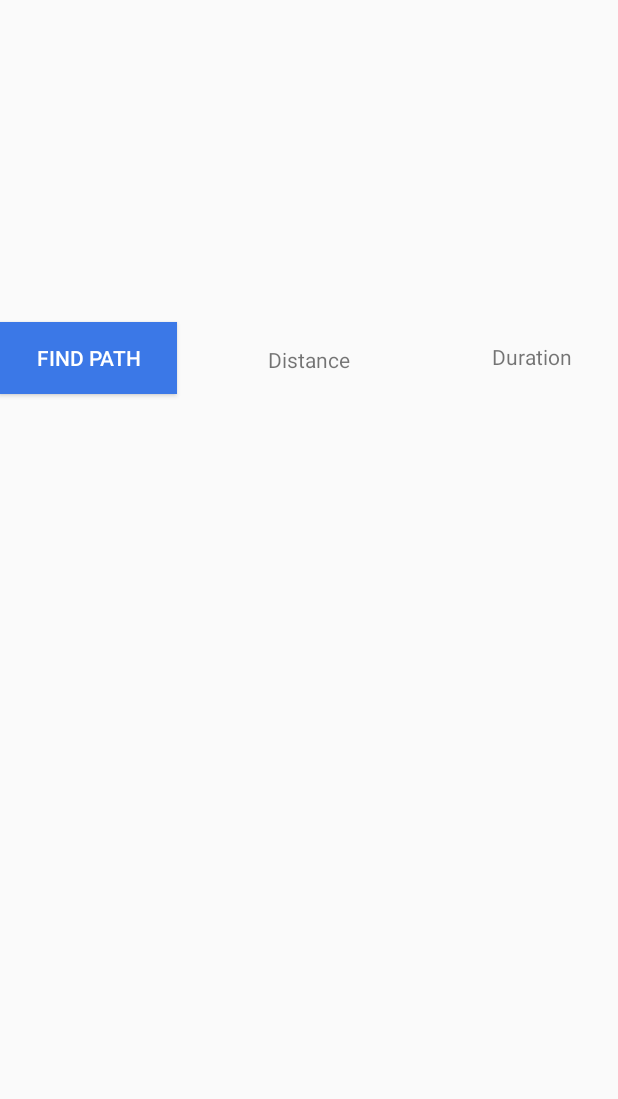
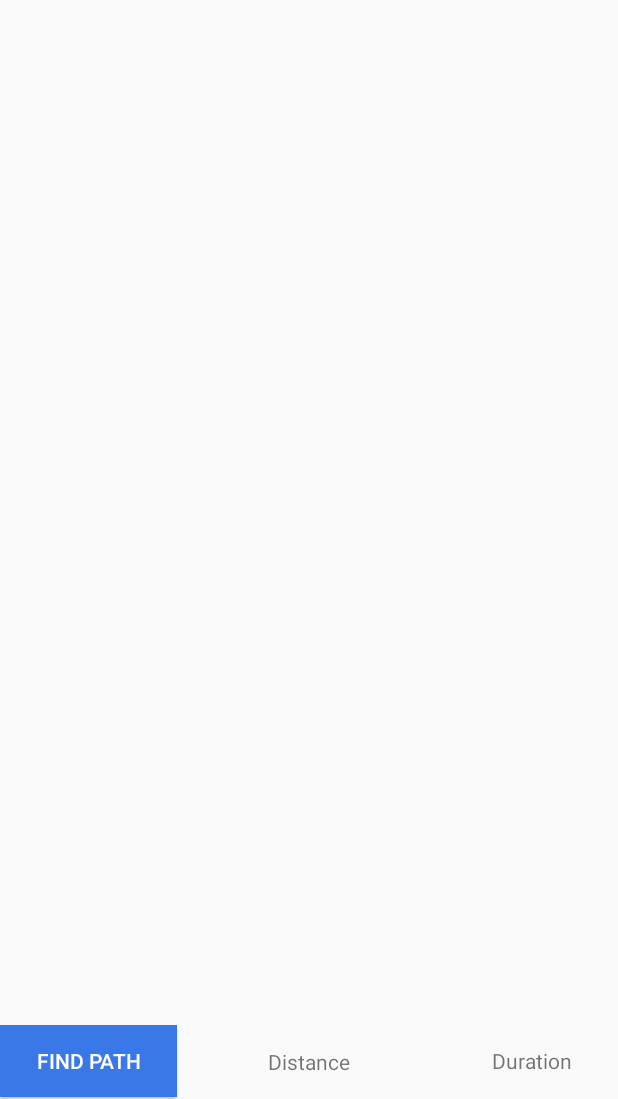
Before and after one commit to JeffDropsIT/AfroTurf, an Android app: the HomeActivity screen opened directly, with no data from a screen before it, on a phone screen of 412 x 824 dp, the part 137-1236 px from its top. Run offline under Robolectric (Android 15) with nearby library versions, the phone set to English and light mode, and no system bars; our stand-ins replace Firebase (no records; nobody signed in at launch, a user with empty details on screens opened directly); libraries missing offline, so code that uses them is left out: com.google.maps.android.

Commit message:
user story two

```diff
--- a/app/build.gradle
+++ b/app/build.gradle
@@ -37,6 +37,7 @@ dependencies {
     implementation 'com.android.support:multidex:1.0.3'
     compile 'com.google.maps.android:android-maps-utils:0.5+'
     compile 'com.google.maps:google-maps-services:0.1.20'
+    implementation 'com.android.support:cardview-v7:27.1.1'
 }
 
 apply plugin: 'com.google.gms.google-services'
--- a/app/src/main/AndroidManifest.xml
+++ b/app/src/main/AndroidManifest.xml
@@ -37,6 +37,7 @@
                 <category android:name="android.intent.category.LAUNCHER" />
             </intent-filter>
         </activity>
+
     </application>
 
 </manifest>
--- /dev/null
+++ b/app/src/main/java/com/example/a21__void/afroturf/OnMapAndViewReadyListener.java
@@ -0,0 +1,78 @@
+package com.example.a21__void.afroturf;
+
+import android.annotation.SuppressLint;
+import android.os.Build;
+import android.view.View;
+import android.view.ViewTreeObserver;
+
+import com.google.android.gms.maps.GoogleMap;
+import com.google.android.gms.maps.OnMapReadyCallback;
+import com.google.android.gms.maps.SupportMapFragment;
+
+public class OnMapAndViewReadyListener implements ViewTreeObserver.OnGlobalLayoutListener, OnMapReadyCallback {
+    public interface OnGlobalLayoutAndMapReadyListener {
+        void onMapReady(GoogleMap googleMap);
+    }
+
+    private final SupportMapFragment mapFragment;
+    private final View mapView;
+    private final OnGlobalLayoutAndMapReadyListener devCallback;
+
+    private boolean isViewReady;
+    private boolean isMapReady;
+    private GoogleMap googleMap;
+
+    public OnMapAndViewReadyListener(
+            SupportMapFragment mapFragment, OnGlobalLayoutAndMapReadyListener devCallback) {
+        this.mapFragment = mapFragment;
+        mapView = mapFragment.getView();
+        this.devCallback = devCallback;
+        isViewReady = false;
+        isMapReady = false;
+        googleMap = null;
+
+        registerListeners();
+    }
+
+    private void registerListeners() {
+        // View layout.
+        if ((mapView.getWidth() != 0) && (mapView.getHeight() != 0)) {
+            // View has already completed layout.
+            isViewReady = true;
+        } else {
+            // Map has not undergone layout, register a View observer.
+            mapView.getViewTreeObserver().addOnGlobalLayoutListener(this);
+        }
+
+        // GoogleMap. Note if the GoogleMap is already ready it will still fire the callback later.
+        mapFragment.getMapAsync(this);
+    }
+
+    @Override
+    public void onMapReady(GoogleMap googleMap) {
+        // NOTE: The GoogleMap API specifies the listener is removed just prior to invocation.
+        this.googleMap = googleMap;
+        isMapReady = true;
+        fireCallbackIfReady();
+    }
+
+    @SuppressWarnings("deprecation")  // We use the new method when supported
+    @SuppressLint("NewApi")  // We check which build version we are using.
+    @Override
+    public void onGlobalLayout() {
+        // Remove our listener.
+        if (Build.VERSION.SDK_INT < Build.VERSION_CODES.JELLY_BEAN) {
+            mapView.getViewTreeObserver().removeGlobalOnLayoutListener(this);
+        } else {
+            mapView.getViewTreeObserver().removeOnGlobalLayoutListener(this);
+        }
+        isViewReady = true;
+        fireCallbackIfReady();
+    }
+
+    private void fireCallbackIfReady() {
+        if (isViewReady && isMapReady) {
+            devCallback.onMapReady(googleMap);
+        }
+    }
+}
--- a/app/src/main/java/com/example/a21__void/afroturf/Salon.java
+++ b/app/src/main/java/com/example/a21__void/afroturf/Salon.java
@@ -29,8 +29,7 @@ public class Salon extends AppCompatActivity implements View.OnClickListener{
         switch(v.getId()){
             case R.id.btn_find_path:
                 Log.i("ZAQ", "onClick: clicked");
-                Intent intent = new Intent(this, HomeActivity.class);
-                startActivityForResult(intent, REQUEST_PATH);
+                finish();
                 break;
         }
     }
--- a/app/src/main/res/layout/activity_main.xml
+++ b/app/src/main/res/layout/activity_main.xml
@@ -10,13 +10,19 @@
         android:id="@+id/map"
         android:name="com.google.android.gms.maps.SupportMapFragment"
         android:layout_width="match_parent"
-        android:layout_height="250dp" />
+        android:layout_height="match_parent" />
+
+    <RelativeLayout
+        android:layout_width="match_parent"
+        android:layout_height="50dp"
+        android:layout_alignParentBottom="true"
+        android:layout_below="@+id/map"
+        android:layout_marginTop="-49dp">
 
         <Button
             android:id="@+id/btn_path"
             android:layout_width="118dp"
             android:layout_height="wrap_content"
-        android:layout_below="@+id/map"
             android:background="#3b78e7"
             android:text="Find Path"
             android:textColor="#FFFF" />
@@ -27,18 +33,18 @@
             android:layout_height="49dp"
             android:layout_alignBottom="@+id/btn_path"
             android:layout_alignParentEnd="true"
-        android:text="Duration"
+            android:layout_alignParentRight="true"
             android:gravity="center"
-        android:layout_alignParentRight="true" />
+            android:text="Duration" />
 
         <TextView
             android:id="@+id/ttvDistance"
             android:layout_width="129dp"
             android:layout_height="50dp"
-        android:layout_below="@+id/map"
             android:layout_centerHorizontal="true"
             android:gravity="center"
             android:text="Distance" />
+    </RelativeLayout>
 
 
 
--- a/app/src/main/res/values/colors.xml
+++ b/app/src/main/res/values/colors.xml
@@ -3,4 +3,5 @@
     <color name="colorPrimary">#3cd80e</color>
     <color name="colorPrimaryDark">#3b78e7</color>
     <color name="colorAccent">#dd3333</color>
+    <color name="googleColor">#00b3fd</color>
 </resources>
```
Also changed, not shown: app/src/main/java/com/example/a21__void/afroturf/HomeActivity.java (+106 -38 lines), app/src/main/res/layout/custom_info_contents.xml (added, +45 -0 lines), app/src/main/res/layout/custom_info_window.xml (added, +68 -0 lines), app/src/main/res/drawable/ic_rating.png (added). Lines whose indentation alone changed are shown as unchanged.
